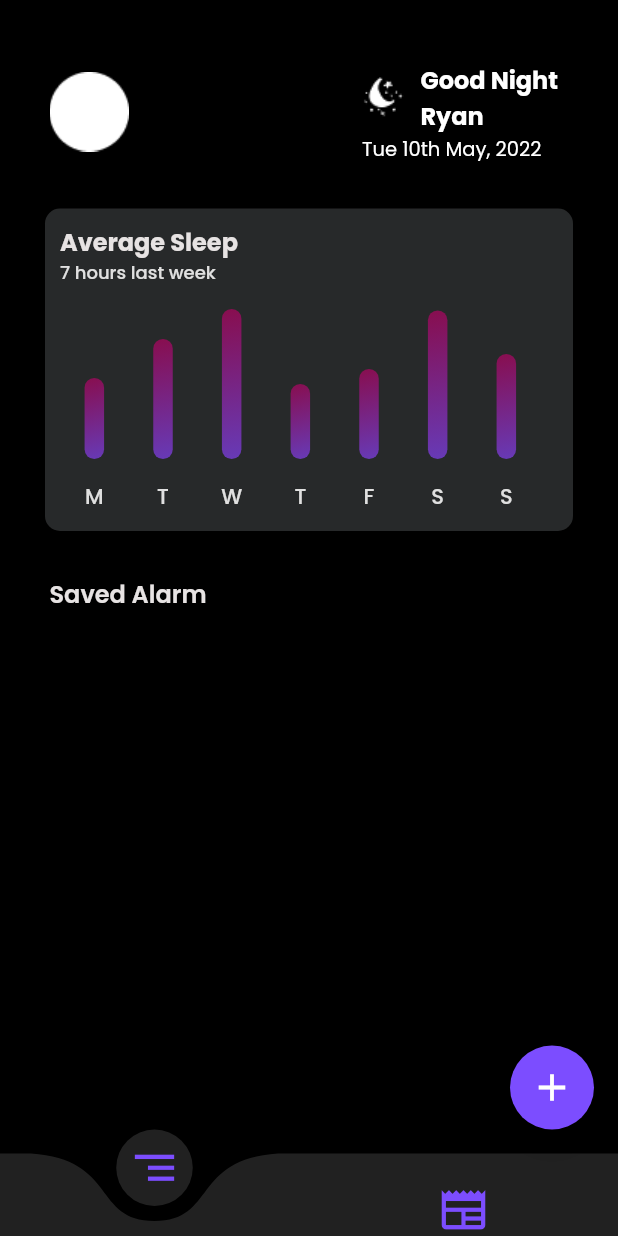
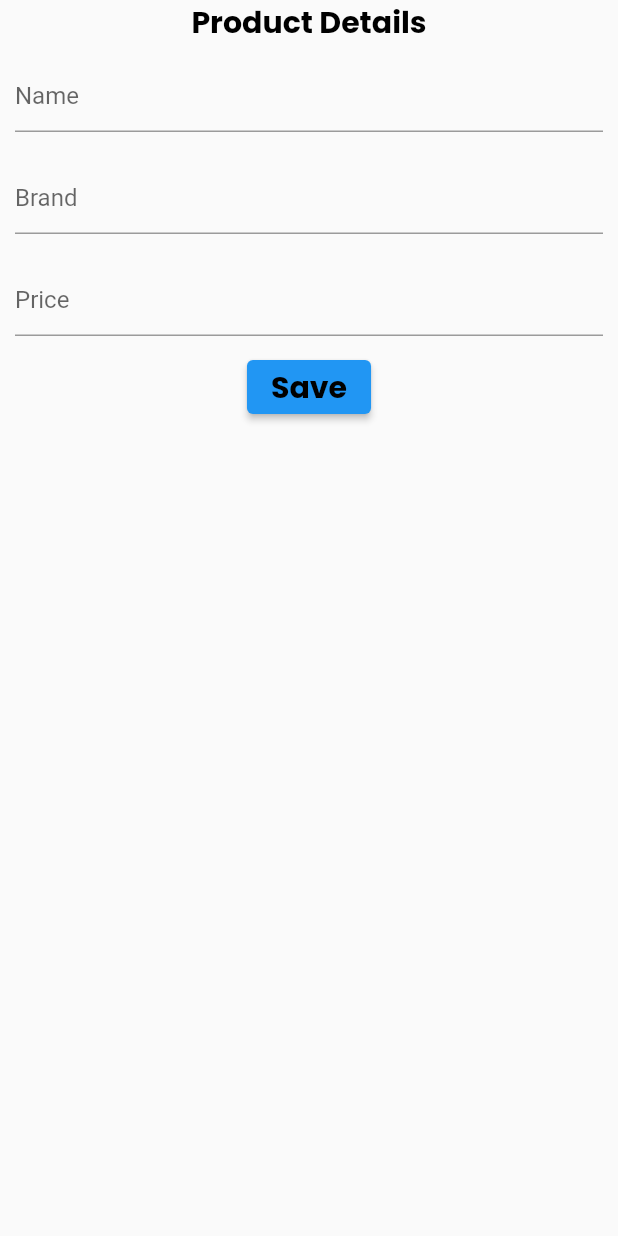
Before and after one commit to Dhruman2442/Fresh-Wake, a Flutter app: the HomePage screen opened directly, after a tap on the "add" icon, on a phone screen of 412 x 824 dp. Run offline on Flutter 3.47's test engine with Material 2 defaults, Android fonts, the phone set to English and light mode, and no system bars; drawn by our look-alikes of curved_navigation_bar; our stand-ins replace get_storage, google_fonts, splashscreen; accounts and stored records are empty.

Commit message:
Home Screen1

```diff
--- /dev/null
+++ b/lib/Alarm/Alarm-Page.dart
@@ -0,0 +1,144 @@
+import 'package:flutter/material.dart';
+import 'package:fresh_wake/Alarm/Home-page.dart';
+import 'package:fresh_wake/Widgets.dart';
+
+List<Widget> cardList = [];
+
+class AlarmPage extends StatefulWidget {
+  @override
+  _AlarmPageState createState() => _AlarmPageState();
+}
+
+class _AlarmPageState extends State<AlarmPage> {
+  @override
+  Widget build(BuildContext context) {
+    return Scaffold(
+      body: Column(
+        children: [
+          TextStyle1('Product Details', 20, Colors.black, FontWeight.bold,
+              TextAlign.center, FontStyle.normal),
+          Container(
+            margin: const EdgeInsets.all(10),
+            child: TextField(
+              keyboardType: TextInputType.name,
+              onChanged: (value) {
+                setState(() {
+                  valueText = value;
+                });
+              },
+              controller: NameController,
+              decoration: const InputDecoration(hintText: "Name"),
+            ),
+          ),
+          Container(
+            margin: const EdgeInsets.all(10),
+            child: TextField(
+              keyboardType: TextInputType.name,
+              onChanged: (value) {
+                setState(() {
+                  valueText = value;
+                });
+              },
+              controller: BrandController,
+              decoration: const InputDecoration(hintText: "Brand"),
+            ),
+          ),
+          Container(
+            margin: const EdgeInsets.all(10),
+            child: TextField(
+              keyboardType: TextInputType.number,
+              onChanged: (value) {
+                setState(() {
+                  valueText = value;
+                });
+              },
+              controller: PriceController,
+              decoration: const InputDecoration(hintText: "Price"),
+            ),
+          ),
+          ElevatedButton(
+            child: TextStyle1('Save', 20, Colors.black, FontWeight.bold,
+                TextAlign.center, FontStyle.normal),
+            onPressed: () {
+              setState(
+                () {
+                  String Name = NameController.text;
+                  String Price = PriceController.text;
+                  String Brand = BrandController.text;
+                  String Category = CategoryController.text;
+
+                  userdata.write('Category', Category);
+                  userdata.write('Brand', Brand);
+                  userdata.write('Name', Name);
+                  userdata.write('Price', Price);
+
+                  if (Name == "" || Price == "" || Brand == "") {
+                    final snackBar = SnackBar(
+                      content:
+                          const Text('Please enter all the product details!'),
+                      action: SnackBarAction(
+                        label: 'Undo',
+                        onPressed: () {
+                          // Some code to undo the change.
+                        },
+                      ),
+                    );
+
+                    ScaffoldMessenger.of(context).showSnackBar(snackBar);
+                  } else {
+                    cardList.add(_card());
+                    Navigator.pop(context);
+                  }
+                },
+              );
+            },
+          ),
+        ],
+      ),
+    );
+  }
+
+  Widget _card() {
+    return Card(
+      elevation: 20,
+      clipBehavior: Clip.hardEdge,
+      color: Color(0xFF313334),
+      child: Row(
+        mainAxisAlignment: MainAxisAlignment.spaceEvenly,
+        crossAxisAlignment: CrossAxisAlignment.center,
+        children: [
+          CircleAvatar(
+            radius: 23,
+            child: ImageWidget("asset/Alarm Bell.png", 46, 46),
+          ),
+          Column(
+            children: [
+              TextStyle1("${userdata.read('Price')} | Drug", 20, Colors.white,
+                  FontWeight.w600, TextAlign.center, FontStyle.normal),
+              WeekDaysList(),
+            ],
+          ),
+        ],
+      ),
+    );
+  }
+
+  Widget WeekDaysList() {
+    return SizedBox(
+      height: 70,
+      child: ListView.builder(
+          shrinkWrap: true,
+          scrollDirection: Axis.horizontal,
+          itemCount: 7,
+          itemBuilder: (context, index) {
+            return Column(children: [
+              Container(
+                width: MediaQuery.of(context).size.width / 20,
+              ),
+              TextStyle1(WeekDays[index], 14, const Color(0xFFE0E0E0),
+                  FontWeight.w500, TextAlign.center, FontStyle.normal),
+            ]);
+          }),
+    );
+  }
+}
--- a/lib/Alarm/Home-page.dart
+++ b/lib/Alarm/Home-page.dart
@@ -1,12 +1,23 @@
 import 'package:curved_navigation_bar/curved_navigation_bar.dart';
 import "package:flutter/material.dart";
+import 'package:fresh_wake/Alarm/Alarm-Page.dart';
 import 'package:fresh_wake/Widgets.dart';
+import 'package:get_storage/get_storage.dart';
 
 List<double> WeekDaysCount = [54, 80, 100, 50, 60, 99, 70];
 List<String> WeekDays = ["M", "T", "W", "T", "F", "S", "S"];
 
+final scaffoldState = GlobalKey<ScaffoldState>();
+
+TextEditingController PriceController = TextEditingController();
+TextEditingController BrandController = TextEditingController();
+
+TextEditingController NameController = TextEditingController();
+TextEditingController CategoryController = TextEditingController();
 int _currentIndex = 0;
+late String valueText;
 
+final userdata = GetStorage();
 bool _showAgentsContainer = true;
 bool _showNewsContainer = false;
 
@@ -20,7 +31,15 @@ class _HomePageState extends State<HomePage> {
   Widget build(BuildContext context) {
     return Scaffold(
         bottomNavigationBar: bottomNavBar(),
-        floatingActionButton: FloatactionBar(),
+        floatingActionButton: FloatingActionButton(
+          backgroundColor: const Color(0xFF7C4DFF),
+          child: Icon(Icons.add),
+          onPressed: () {
+            Navigator.of(context).push(MaterialPageRoute(builder: (context) {
+              return AlarmPage();
+            }));
+          },
+        ),
         backgroundColor: Colors.black,
         body: SafeArea(
           child: SingleChildScrollView(
@@ -46,9 +65,18 @@ class _HomePageState extends State<HomePage> {
                   ),
                   Container(
                     padding: const EdgeInsets.only(right: 40, left: 33),
-                    child: TextStyle1("Saved Alarm", 16, Color(0xFFE7E3E3),
-                        FontWeight.w600, TextAlign.center, FontStyle.normal),
-                  )
+                    child: TextStyle1(
+                        "Saved Alarm",
+                        16,
+                        const Color(0xFFE7E3E3),
+                        FontWeight.w600,
+                        TextAlign.center,
+                        FontStyle.normal),
+                  ),
+                  Container(
+                    margin: EdgeInsets.all(10),
+                    child: CardListView(),
+                  ),
                 ],
               ),
             ),
@@ -107,7 +135,7 @@ class _HomePageState extends State<HomePage> {
   }
 
   Widget BarChart() {
-    return Container(
+    return SizedBox(
       height: 151,
       child: ListView.builder(
           shrinkWrap: true,
@@ -119,16 +147,16 @@ class _HomePageState extends State<HomePage> {
                 mainAxisAlignment: MainAxisAlignment.end,
                 children: [
                   Container(
-                    width: MediaQuery.of(context).size.width / 9,
+                    width: MediaQuery.of(context).size.width / 8.8,
                     alignment: Alignment.bottomCenter,
                     child: Container(
                       width: 13,
-                      margin: EdgeInsets.all(15),
+                      margin: const EdgeInsets.all(15),
                       decoration: BoxDecoration(
                           borderRadius: BorderRadius.circular(10),
                           gradient: LinearGradient(
-                              begin: Alignment.topLeft,
-                              end: Alignment.bottomRight,
+                              begin: Alignment.topCenter,
+                              end: Alignment.bottomCenter,
                               colors: [
                                 Colors.pink.shade900,
                                 Colors.deepPurple
@@ -144,6 +172,17 @@ class _HomePageState extends State<HomePage> {
                       FontWeight.w500, TextAlign.center, FontStyle.normal),
                 ]);
           }),
+    );
+  }
+
+  Widget CardListView() {
+    return ListView.builder(
+      physics: const BouncingScrollPhysics(),
+      shrinkWrap: true,
+      itemCount: cardList.length,
+      itemBuilder: (context, index) {
+        return cardList[index];
+      },
     );
   }
 
--- a/lib/Widgets.dart
+++ b/lib/Widgets.dart
@@ -1,4 +1,3 @@
-import 'package:curved_navigation_bar/curved_navigation_bar.dart';
 import 'package:flutter/material.dart';
 import 'package:google_fonts/google_fonts.dart';
 
@@ -168,18 +167,21 @@ Widget Button1(
   );
 }
 
-Widget FloatactionBar() {
-  return FloatingActionButton(
-    backgroundColor: const Color(0xFF7C4DFF),
-    //Floating action button on Scaffold
-    onPressed: () {
-      //code to execute on button press
-    },
-    child: const Icon(
-      Icons.add,
-      size: 30,
-      color: const Color(0xFFFFFFFF),
+Widget AlarmCard(Color color) {
+  return Card(
+    child: Row(
+      children: [
+        CircleAvatar(
+          backgroundColor: color,
+          child: ImageWidget("asset/Alarm Bell.png", 100, 100),
+        ),
+        Column(
+          children: [
+            Text("Alarm"),
+            Text("Set Alarm"),
+          ],
+        ),
+      ],
     ),
-    //icon inside button
   );
 }
--- a/pubspec.yaml
+++ b/pubspec.yaml
@@ -17,6 +17,8 @@ dependencies:
   splashscreen:
   syncfusion_flutter_charts:
   curved_navigation_bar:
+  get:
+  get_storage:
 
 
 dev_dependencies:
```
Also changed, not shown: pubspec.lock.
